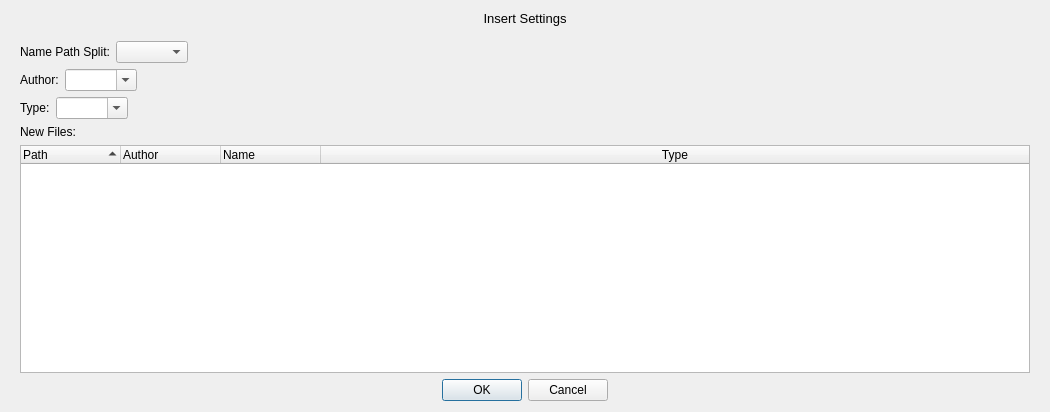
Before: the Qt Designer form MediaManager/src/QtClasses/UI/Form Files/InsertSettingsDialog.ui in PaunescuAndrei/MediaManager, drawn with Qt 5.
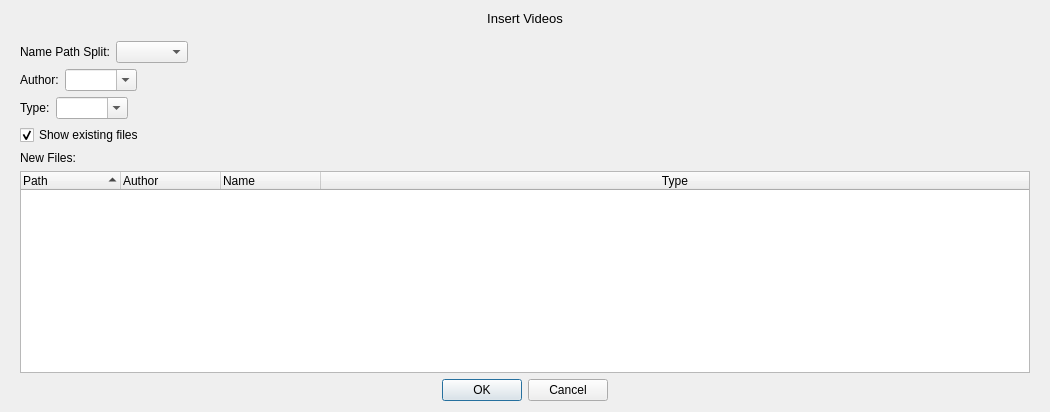
After: the same form once the commit is applied.

Commit message: Added toggle to show existing files in dialog when inserting videos

Diff of the .ui file:
```diff
--- a/MediaManager/src/QtClasses/UI/Form Files/InsertSettingsDialog.ui
+++ b/MediaManager/src/QtClasses/UI/Form Files/InsertSettingsDialog.ui
@@ -30,7 +30,7 @@
         </font>
        </property>
        <property name="text">
-        <string>Insert Settings</string>
+        <string>Insert Videos</string>
        </property>
        <property name="alignment">
         <set>Qt::AlignCenter</set>
@@ -165,6 +165,16 @@
           </item>
          </layout>
         </item>
+        <item>
+         <widget class="QCheckBox" name="showExistingCheckBox">
+          <property name="text">
+           <string>Show existing files</string>
+          </property>
+          <property name="checked">
+           <bool>true</bool>
+          </property>
+         </widget>
+        </item>
         <item>
          <widget class="QLabel" name="newfilesLabel">
           <property name="sizePolicy">
```
Left out of the diff: 2 changed lines with no effect on the pictures. The commit also changes 2 other files.
